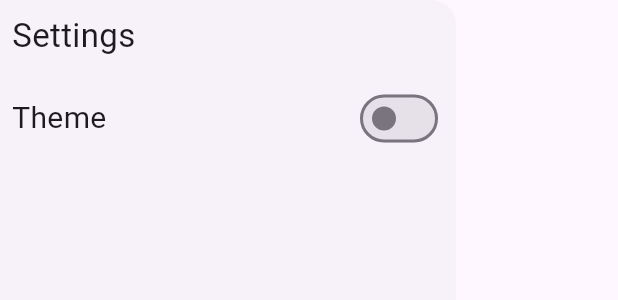
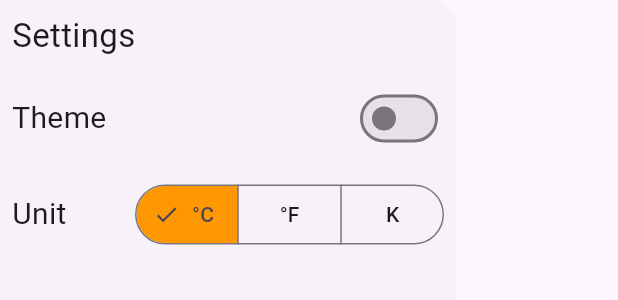
Before and after one commit to FragsterDev/weather-app-flutter, a Flutter app: the DrawerWidget widget shown alone on an empty page, opened directly, on a phone screen of 412 x 824 dp. Shown: the top 300 px of the screen. Run offline on Flutter 3.47's test engine with Material 3 defaults, Android fonts, the phone set to English and light mode, and no system bars; our stand-ins replace flutter_typeahead, geolocator, shared_preferences; accounts and stored records are empty.

Commit message:
added temperature conversion

```diff
--- a/lib/providers/temperature_unit_provider.dart
+++ b/lib/providers/temperature_unit_provider.dart
@@ -24,7 +24,19 @@ class TemperatureUnitProvider with ChangeNotifier {
     }
   }
 //wip
-  // String get unitSymbol(_unit){
+  String get unitSymbol {
+    switch (_unit) {
+      case TemperatureUnit.celcius:
+      return '°C';
+      case TemperatureUnit.fahrenheit:
+      return '°F';
+      case TemperatureUnit.kelvin:
+      return 'K';
+    }
+  }
 
-  // }
+  void setUnit(TemperatureUnit unit){
+    _unit = unit;
+    notifyListeners();
+  }
 }
--- a/lib/widgets/drawer.dart
+++ b/lib/widgets/drawer.dart
@@ -1,6 +1,7 @@
 import 'package:flutter/material.dart';
 import 'package:provider/provider.dart';
 import '../providers/theme_provider.dart';
+import '../providers/temperature_unit_provider.dart';
 
 class DrawerWidget extends StatefulWidget {
   const DrawerWidget({super.key});
@@ -12,9 +13,11 @@ class DrawerWidget extends StatefulWidget {
 class _DrawerWidgetState extends State<DrawerWidget> {
   @override
 
-
+  //wip
   Widget build(BuildContext context) {
     final themeProvider = Provider.of<ThemeProvider>(context);
+
+    final tempUnitProvider = Provider.of<TemperatureUnitProvider>(context);
     return Drawer(
       child: ListView(
         // padding: EdgeInsets.fromLTRB(2, 20, 0, 0),
@@ -38,7 +41,47 @@ class _DrawerWidgetState extends State<DrawerWidget> {
                 ),
               ],
             ),
-          )
+          ),
+                    Padding(
+            padding: const EdgeInsets.all(8.0),
+            child: Row(
+              mainAxisAlignment: MainAxisAlignment.spaceBetween,
+              children: [
+                Text('Unit', style: TextStyle(fontSize: 20)),
+                const SizedBox(height: 8),
+                SegmentedButton<TemperatureUnit>(
+                  segments: const [
+                    ButtonSegment<TemperatureUnit>(
+                      value: TemperatureUnit.celcius,
+                      label: Text('°C'),
+                    ),
+                    ButtonSegment<TemperatureUnit>(
+                      value: TemperatureUnit.fahrenheit,
+                      label: Text('°F'),
+                    ),
+                    ButtonSegment<TemperatureUnit>(
+                      value: TemperatureUnit.kelvin,
+                      label: Text('K'),
+                    ),
+                  ],
+                  selected: {tempUnitProvider.unit},
+                  onSelectionChanged: (Set<TemperatureUnit> newSelection) {
+                    tempUnitProvider.setUnit(newSelection.first);
+                  },
+                  style: ButtonStyle(
+                    backgroundColor: WidgetStateProperty.resolveWith<Color>(
+                      (Set<WidgetState> states) {
+                        if (states.contains(WidgetState.selected)) {
+                          return Colors.orange;
+                        }
+                        return Colors.transparent;
+                      },
+                    ),
+                  ),
+                ),
+              ],
+            ),
+          ),
         ],
       ),
     );
```
Also changed, not shown: lib/main.dart (+8 -3 lines), lib/widgets/temparature_display.dart (+91 -13 lines).
